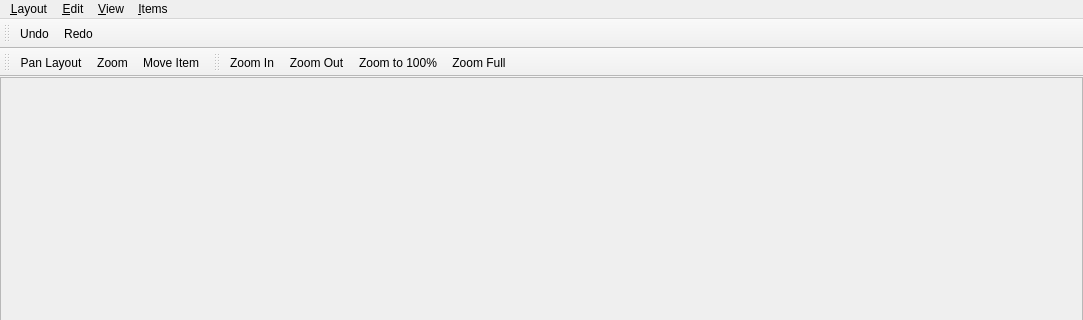
Qt form src/ui/layout/qgslayoutdesignerbase.ui (qgis/QGIS) before a commit; both pictures show x 0 to 1083 and y 0 to 320 of the 1083 by 609 pixel window.
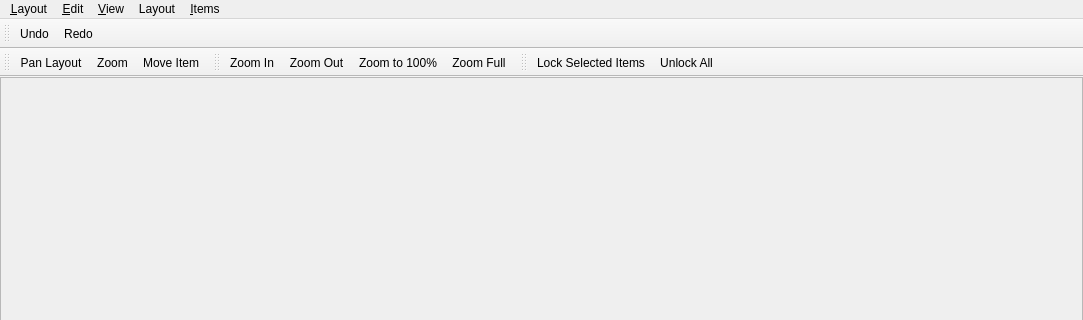
The same form after that commit. Icons and pictures are not drawn.

Commit message: Port select next above/below actions

The edit to the form file:
```diff
--- a/src/ui/layout/qgslayoutdesignerbase.ui
+++ b/src/ui/layout/qgslayoutdesignerbase.ui
@@ -151,9 +151,17 @@
     <addaction name="mActionSelectNextBelow"/>
     <addaction name="mActionSelectNextAbove"/>
    </widget>
+   <widget class="QMenu" name="menuLayout">
+    <property name="title">
+     <string>Layout</string>
+    </property>
+    <addaction name="mActionLockItems"/>
+    <addaction name="mActionUnlockAll"/>
+   </widget>
    <addaction name="mLayoutMenu"/>
    <addaction name="menuEdit"/>
    <addaction name="mMenuView"/>
+   <addaction name="menuLayout"/>
    <addaction name="mItemMenu"/>
   </widget>
   <widget class="QToolBar" name="mNavigationToolbar">
@@ -171,6 +179,19 @@
    <addaction name="mActionZoomActual"/>
    <addaction name="mActionZoomAll"/>
   </widget>
+  <widget class="QToolBar" name="mActionsToolbar">
+   <property name="windowTitle">
+    <string>toolBar</string>
+   </property>
+   <attribute name="toolBarArea">
+    <enum>TopToolBarArea</enum>
+   </attribute>
+   <attribute name="toolBarBreak">
+    <bool>false</bool>
+   </attribute>
+   <addaction name="mActionLockItems"/>
+   <addaction name="mActionUnlockAll"/>
+  </widget>
   <action name="mActionClose">
    <property name="text">
     <string>&amp;Close</string>
@@ -536,6 +557,33 @@
     <string>Ctrl+Alt+]</string>
    </property>
   </action>
+  <action name="mActionLockItems">
+   <property name="icon">
+    <iconset resource="../../../images/images.qrc">
+     <normaloff>:/images/themes/default/locked.svg</normaloff>:/images/themes/default/locked.svg</iconset>
+   </property>
+   <property name="text">
+    <string>Loc&amp;k Selected Items</string>
+   </property>
+   <property name="shortcut">
+    <string>Ctrl+L</string>
+   </property>
+  </action>
+  <action name="mActionUnlockAll">
+   <property name="icon">
+    <iconset resource="../../../images/images.qrc">
+     <normaloff>:/images/themes/default/unlocked.svg</normaloff>:/images/themes/default/unlocked.svg</iconset>
+   </property>
+   <property name="text">
+    <string>Unl&amp;ock All</string>
+   </property>
+   <property name="toolTip">
+    <string>Unlock All Items</string>
+   </property>
+   <property name="shortcut">
+    <string>Ctrl+Shift+L</string>
+   </property>
+  </action>
  </widget>
  <resources>
   <include location="../../../images/images.qrc"/>
```
The commit also changes 6 other files.
